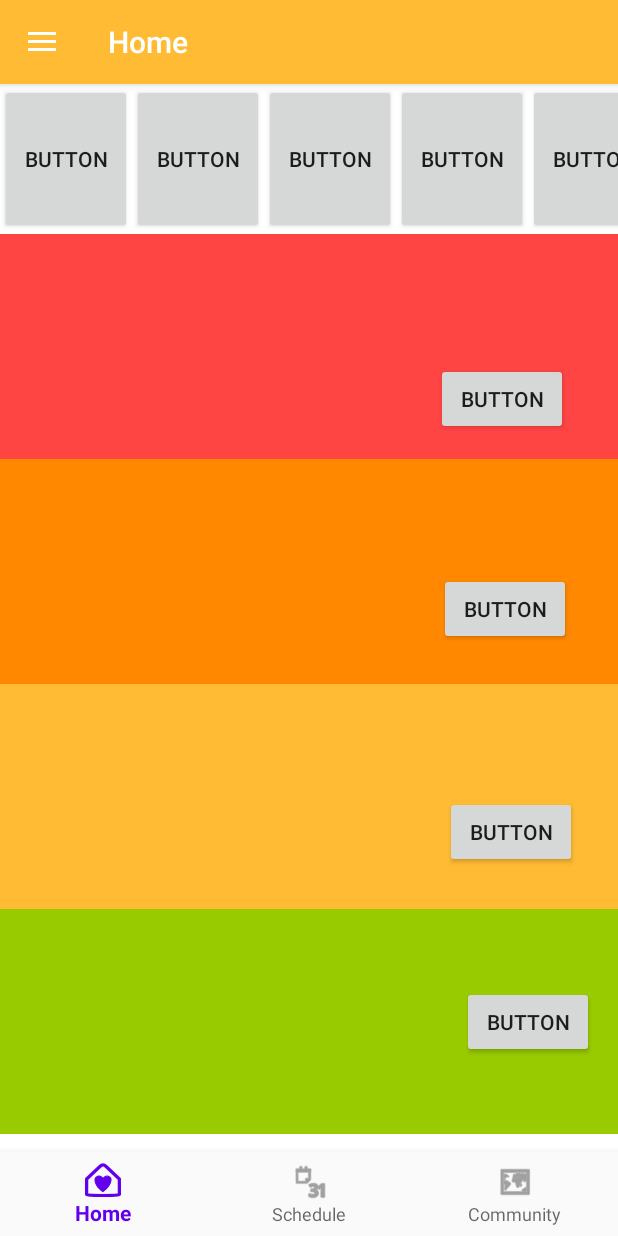
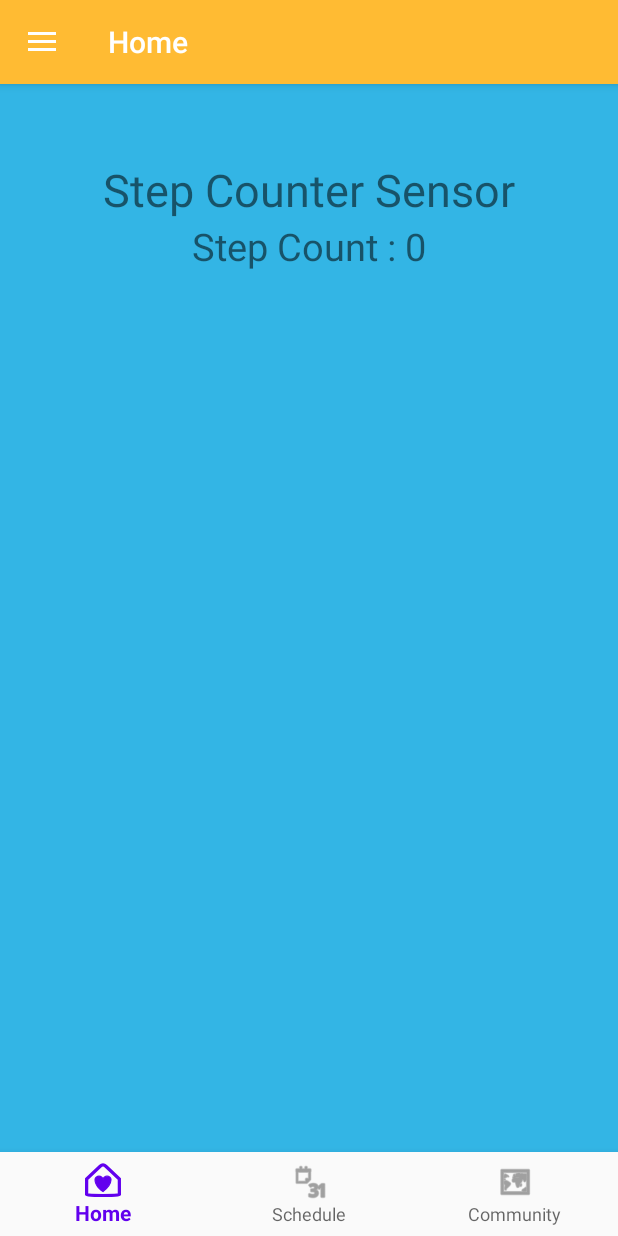
Before and after one commit to arcane222/ForHealthyLife, an Android app: the screen it shows after launch (MainActivity), after a tap on "BUTTON", on a phone screen of 412 x 824 dp. Run offline under Robolectric (Android 15) with nearby library versions, the phone set to English and light mode, and no system bars; our stand-ins replace navigation-ui.

Commit message:
Adding Running Fragment

```diff
--- a/app/src/main/java/com/example/forhealthylife/MainActivity.java
+++ b/app/src/main/java/com/example/forhealthylife/MainActivity.java
@@ -9,7 +9,9 @@ import com.example.forhealthylife.ui.eating.FastFoodFragment;
 import com.example.forhealthylife.ui.eating.RiceFragment;
 import com.example.forhealthylife.ui.eating.SideDishFragment;
 import com.example.forhealthylife.ui.eating.SoupFragment;
+import com.example.forhealthylife.ui.exercise.ExerciseFragment;
 import com.example.forhealthylife.ui.home.HomeFragment;
+import com.example.forhealthylife.ui.running.RunningFragment;
 import com.google.android.material.bottomnavigation.BottomNavigationView;
 import com.google.android.material.navigation.NavigationView;
 
@@ -23,7 +25,7 @@ import androidx.navigation.Navigation;
 import androidx.navigation.ui.AppBarConfiguration;
 import androidx.navigation.ui.NavigationUI;
 
-public class MainActivity extends AppCompatActivity implements EatingFragment.OnListSelectedListener, HomeFragment.OnBtnClikListener
+public class MainActivity extends AppCompatActivity implements EatingFragment.OnListSelectedListener, HomeFragment.OnBtnClickListener
 {
     private AppBarConfiguration mAppBarConfiguration;
 
@@ -65,7 +67,6 @@ public class MainActivity extends AppCompatActivity implements EatingFragment.On
                 R.id.bottom_menu_home, R.id.bottom_menu_schedule, R.id.bottom_menu_community)
                 .build();
         NavController navController = Navigation.findNavController(this, R.id.nav_host_fragment);
-        //NavigationUI.setupActionBarWithNavController(this, navController, appBarConfiguration);
         NavigationUI.setupWithNavController(navView, navController);
     }
 
@@ -74,36 +75,52 @@ public class MainActivity extends AppCompatActivity implements EatingFragment.On
         FragmentTransaction transaction = getSupportFragmentManager().beginTransaction();
         switch (position){
             case 0:
-                RiceFragment riceF = new RiceFragment();
-                transaction.replace(R.id.fragment_e, riceF);
+                RiceFragment riceFragment = new RiceFragment();
+                transaction.replace(R.id.eat_list_layout, riceFragment);
                 break;
             case 1:
-                SoupFragment soupF = new SoupFragment();
-                transaction.replace(R.id.fragment_e, soupF);
+                SoupFragment soupFragment = new SoupFragment();
+                transaction.replace(R.id.eat_list_layout, soupFragment);
                 break;
             case 2:
-                SideDishFragment sidedishF = new SideDishFragment();
-                transaction.replace(R.id.fragment_e, sidedishF);
+                SideDishFragment sidedishFragment = new SideDishFragment();
+                transaction.replace(R.id.eat_list_layout, sidedishFragment);
                 break;
            case 3:
-                FastFoodFragment fastfoodF = new FastFoodFragment();
-                transaction.replace(R.id.fragment_e, fastfoodF);
+                FastFoodFragment fastfoodFragment = new FastFoodFragment();
+                transaction.replace(R.id.eat_list_layout, fastfoodFragment);
                 break;
             case 4:
-                DrinkFragment drinkF = new DrinkFragment();
-                transaction.replace(R.id.fragment_e, drinkF);
+                DrinkFragment drinkFragment = new DrinkFragment();
+                transaction.replace(R.id.eat_list_layout, drinkFragment);
                 break;
         }
         transaction.addToBackStack(null);
         transaction.commit();
-
     }
 
-    public void onBtnClik(View v)
+    /* Home Fragment Button Click Listener (Eating, Running, Exercise) */
+    public void onBtnClick(View v)
     {
-        Fragment menu = new EatingFragment();
+        Fragment eatingFragment = new EatingFragment();
+        Fragment runningFragment = new RunningFragment();
+        Fragment exerciseFragment = new ExerciseFragment();
+
         FragmentTransaction menuFt = getSupportFragmentManager().beginTransaction();
-        menuFt.replace(R.id.fragment_home, menu);
+        switch(v.getId())
+        {
+            case R.id.btn_run:
+                menuFt.replace(R.id.fragment_home, runningFragment);
+                break;
+            case R.id.btn_eat:
+                menuFt.replace(R.id.fragment_home, eatingFragment);
+                break;
+            case R.id.btn_exe:
+                menuFt.replace(R.id.fragment_home, exerciseFragment);
+                break;
+            default:
+                break;
+        }
         menuFt.addToBackStack(null);
         menuFt.commit();
     }
--- a/app/src/main/java/com/example/forhealthylife/ui/eating/FastFoodFragment.java
+++ b/app/src/main/java/com/example/forhealthylife/ui/eating/FastFoodFragment.java
@@ -32,7 +32,8 @@ public class FastFoodFragment extends Fragment {
 
     @Override
     public View onCreateView(@NonNull LayoutInflater inflater, @Nullable ViewGroup container,
-                             @Nullable Bundle savedInstanceState) {
+                             @Nullable Bundle savedInstanceState)
+    {
         View view = inflater.inflate(R.layout.fragment_fast_food, container, false);
         ListView listview = view.findViewById(R.id.fastfoodName);
         CustomList adapter = new CustomList((Activity) view.getContext());
@@ -47,9 +48,6 @@ public class FastFoodFragment extends Fragment {
         super.onActivityCreated(savedInstanceState);
         eatingViewModel = ViewModelProviders.of(getActivity()).get(EatingViewModel.class);
     }
-
-
-
 
     public class CustomList extends ArrayAdapter<String>
     {
--- a/app/src/main/java/com/example/forhealthylife/ui/eating/SideDishFragment.java
+++ b/app/src/main/java/com/example/forhealthylife/ui/eating/SideDishFragment.java
@@ -47,9 +47,6 @@ public class SideDishFragment extends Fragment {
         super.onActivityCreated(savedInstanceState);
         eatingViewModel = ViewModelProviders.of(getActivity()).get(EatingViewModel.class);
     }
-
-
-
 
     public class CustomList extends ArrayAdapter<String>
     {
--- a/app/src/main/java/com/example/forhealthylife/ui/eating/SoupFragment.java
+++ b/app/src/main/java/com/example/forhealthylife/ui/eating/SoupFragment.java
@@ -47,9 +47,6 @@ public class SoupFragment extends Fragment {
         super.onActivityCreated(savedInstanceState);
         eatingViewModel = ViewModelProviders.of(getActivity()).get(EatingViewModel.class);
     }
-
-
-
 
     public class CustomList extends ArrayAdapter<String>
     {
--- a/app/src/main/java/com/example/forhealthylife/ui/home/HomeFragment.java
+++ b/app/src/main/java/com/example/forhealthylife/ui/home/HomeFragment.java
@@ -26,70 +26,40 @@ public class HomeFragment extends Fragment
 
     private HomeViewModel homeViewModel;
 
-    public interface OnBtnClikListener {
-        public void onBtnClik(View V);
+    public interface OnBtnClickListener
+    {
+        public void onBtnClick(View V);
     }
 
-    OnBtnClikListener mBtnClikListener;
+    OnBtnClickListener mBtnClickListener;
 
     public View onCreateView(@NonNull LayoutInflater inflater,
                              ViewGroup container, Bundle savedInstanceState)
     {
-        homeViewModel =
-                ViewModelProviders.of(this).get(HomeViewModel.class);
+        homeViewModel = ViewModelProviders.of(this).get(HomeViewModel.class);
         View root = inflater.inflate(R.layout.fragment_home, container, false);
 
 
-        //Fragment first = manager.findFragmentById(R.id.fragment_home);
-
-
-
-
-        Button runBtn = (Button) root.findViewById(R.id.btn_run);
-        runBtn.setOnClickListener(new View.OnClickListener()
+        /* Get Button in home fragment (Run, Eat, Exercise) and Implements three btn listener */
+        mBtnClickListener = (MainActivity) getActivity();
+        View.OnClickListener onHomeFragBtnClickListener = new View.OnClickListener()
         {
             @Override
             public void onClick(View v)
             {
-                //mBtnClikListener.onBtnClik(v);
+                mBtnClickListener.onBtnClick(v);
             }
-        });
+        };
 
-        mBtnClikListener = (MainActivity) getActivity();
-        Button eatBtn = (Button) root.findViewById(R.id.btn_eat);
-        eatBtn.setOnClickListener(new View.OnClickListener()
-        {
-            @Override
-            public void onClick(View v)
-            {
-                mBtnClikListener.onBtnClik(v);
-                /*Fragment menu = new EatingFragment();
-                FragmentTransaction menuFt = getChildFragmentManager().beginTransaction();
+        /* Set Button Click Listener in running, eating, exercise button*/
+        Button runFragBtn = (Button) root.findViewById(R.id.btn_run);
+        Button eatFragBtn = (Button) root.findViewById(R.id.btn_eat);
+        Button exerciseFragBtn = (Button) root.findViewById(R.id.btn_exe);
 
-                menuFt.replace(R.id.fragment_home, menu);
-                menuFt.addToBackStack(null);
-                menuFt.commit();*/
-            }
-        });
-
-        Button exeBtn = (Button) root.findViewById(R.id.btn_exe);
-        exeBtn.setOnClickListener(new View.OnClickListener()
-        {
-            @Override
-            public void onClick(View v)
-            {
-                Fragment menu = new ExerciseFragment();
-                FragmentTransaction menuFt = getChildFragmentManager().beginTransaction();
-                menuFt.replace(R.id.fragment_home, menu);
-                menuFt.addToBackStack(null);
-                menuFt.commit();
-            }
-        });
-
+        runFragBtn.setOnClickListener(onHomeFragBtnClickListener);
+        eatFragBtn.setOnClickListener(onHomeFragBtnClickListener);
+        exerciseFragBtn.setOnClickListener(onHomeFragBtnClickListener);
 
         return root;
-
     }
-
-
 }
--- a/app/src/main/java/com/example/forhealthylife/ui/running/RunningFragment.java
+++ b/app/src/main/java/com/example/forhealthylife/ui/running/RunningFragment.java
@@ -1,22 +1,34 @@
 package com.example.forhealthylife.ui.running;
 
+import android.content.Context;
+import android.hardware.Sensor;
+import android.hardware.SensorEvent;
+import android.hardware.SensorEventListener;
+import android.hardware.SensorManager;
 import android.os.Bundle;
 import android.view.LayoutInflater;
 import android.view.View;
 import android.view.ViewGroup;
 import android.widget.TextView;
+import android.widget.Toast;
 
 import androidx.annotation.NonNull;
 import androidx.annotation.Nullable;
+import androidx.appcompat.app.AppCompatActivity;
 import androidx.fragment.app.Fragment;
 import androidx.lifecycle.ViewModelProviders;
 
+import com.example.forhealthylife.MainActivity;
 import com.example.forhealthylife.R;
 
 
-public class RunningFragment extends Fragment {
+public class RunningFragment extends Fragment implements SensorEventListener
+{
 
     private RunningViewModel runningViewModel;
+    private SensorManager sensorManager;
+    private Sensor stepCountSensor;
+    TextView tvStepCount;
 
     @Override
     public View onCreateView(@NonNull LayoutInflater inflater, @Nullable ViewGroup container,
@@ -26,7 +38,46 @@ public class RunningFragment extends Fragment {
         View root = inflater.inflate(R.layout.fragment_running, container, false);
         final TextView textView = root.findViewById(R.id.text_community);
 
+        tvStepCount = (TextView) root.findViewById(R.id.tvStepCount);
+        AppCompatActivity currentActivity = (MainActivity) getActivity();
+        sensorManager = (SensorManager) currentActivity.getSystemService (Context.SENSOR_SERVICE);
+        stepCountSensor = sensorManager.getDefaultSensor(Sensor.TYPE_STEP_COUNTER);
+
+        if(stepCountSensor == null)
+        {
+            Toast.makeText(getContext(), "No Step Detect Sensor", Toast.LENGTH_SHORT).show();
+        }
+
         return root;
     }
 
+    @Override
+    public void onResume()
+    {
+        super.onResume();
+        sensorManager.registerListener(this, stepCountSensor, SensorManager.SENSOR_DELAY_NORMAL);
+    }
+
+    @Override
+    public void onPause()
+    {
+        super.onPause();
+        sensorManager.unregisterListener(this);
+    }
+
+    @Override
+    public void onSensorChanged(SensorEvent event)
+    {
+        if(event.sensor.getType() == Sensor.TYPE_STEP_COUNTER)
+        {
+            tvStepCount.setText("Step Count : " + String.valueOf(event.values[0]));
+        }
+    }
+
+    @Override
+    public void onAccuracyChanged(Sensor sensor, int accuracy)
+    {
+
+    }
+
 }
--- a/app/src/main/java/com/example/forhealthylife/ui/running/RunningViewModel.java
+++ b/app/src/main/java/com/example/forhealthylife/ui/running/RunningViewModel.java
@@ -10,8 +10,6 @@ public class RunningViewModel extends ViewModel {
 
     public RunningViewModel() {
         mText = new MutableLiveData<>();
-        mText.setValue("This is notifications fragment");
+        mText.setValue("This is running fragment");
     }
-
-
 }
--- a/app/src/main/res/layout/fragment_eating.xml
+++ b/app/src/main/res/layout/fragment_eating.xml
@@ -57,7 +57,7 @@
         </androidx.constraintlayout.widget.ConstraintLayout>
 
         <FrameLayout
-            android:id="@+id/fragment_e"
+            android:id="@+id/eat_list_layout"
             android:layout_width="match_parent"
             android:layout_height="match_parent">
 
--- a/app/src/main/res/layout/fragment_running.xml
+++ b/app/src/main/res/layout/fragment_running.xml
@@ -1,8 +1,31 @@
 <?xml version="1.0" encoding="utf-8"?>
-<FrameLayout xmlns:android="http://schemas.android.com/apk/res/android"
+<androidx.constraintlayout.widget.ConstraintLayout xmlns:android="http://schemas.android.com/apk/res/android"
     xmlns:app="http://schemas.android.com/apk/res-auto"
     xmlns:tools="http://schemas.android.com/tools"
     android:layout_width="match_parent"
     android:layout_height="match_parent"
-    android:background="@color/cardview_light_background"
-    tools:context=".ui.running.RunningFragment"/>
+    android:background="@android:color/holo_blue_light"
+    tools:context=".MainActivity">
+
+    <TextView
+        android:id="@+id/tvTitle"
+        android:layout_width="wrap_content"
+        android:layout_height="wrap_content"
+        android:layout_marginTop="50dp"
+        android:text="Step Counter Sensor"
+        android:textSize="30dp"
+        app:layout_constraintLeft_toLeftOf="parent"
+        app:layout_constraintRight_toRightOf="parent"
+        app:layout_constraintTop_toTopOf="parent" />
+
+    <TextView
+        android:id="@+id/tvStepCount"
+        android:layout_width="wrap_content"
+        android:layout_height="wrap_content"
+        android:text="Step Count : 0"
+        android:textSize="25dp"
+        app:layout_constraintLeft_toLeftOf="parent"
+        app:layout_constraintRight_toRightOf="parent"
+        app:layout_constraintTop_toBottomOf="@+id/tvTitle" />
+
+</androidx.constraintlayout.widget.ConstraintLayout>
```
Also changed, not shown: app/src/main/java/com/example/forhealthylife/ui/eating/RiceFragment.java (+2 -7 lines), app/src/main/res/layout/fragment_exercise.xml (+5 -3 lines), app/src/main/res/values/strings.xml (+1 -6 lines).
